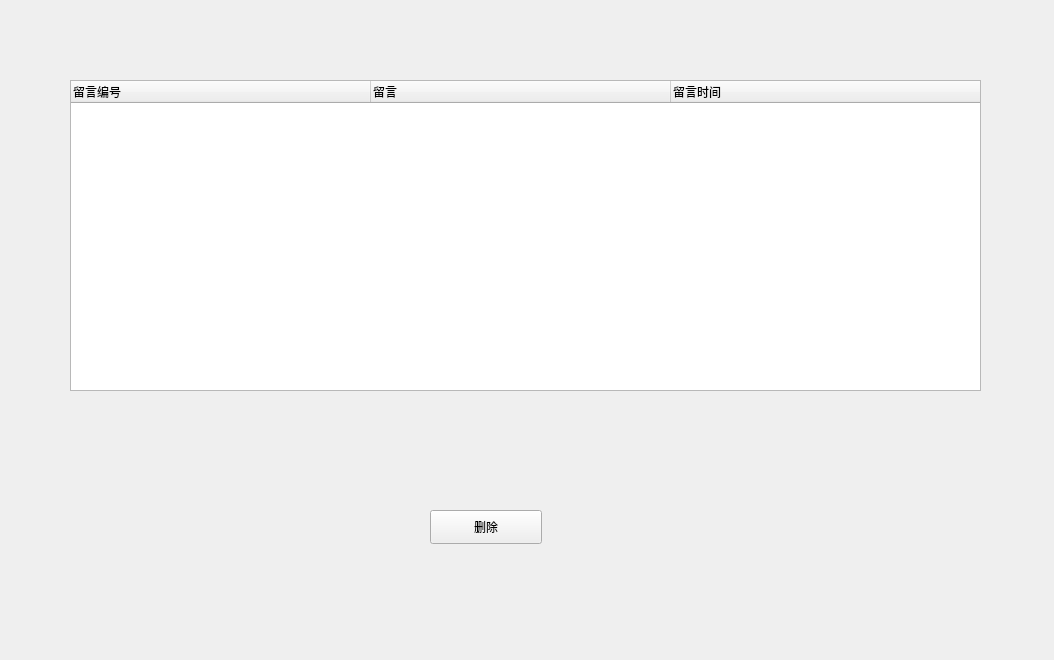
Before: the Qt Designer form Library/Library/MyMessage.ui in belowthetree/LibrarySystem, drawn with Qt 5.
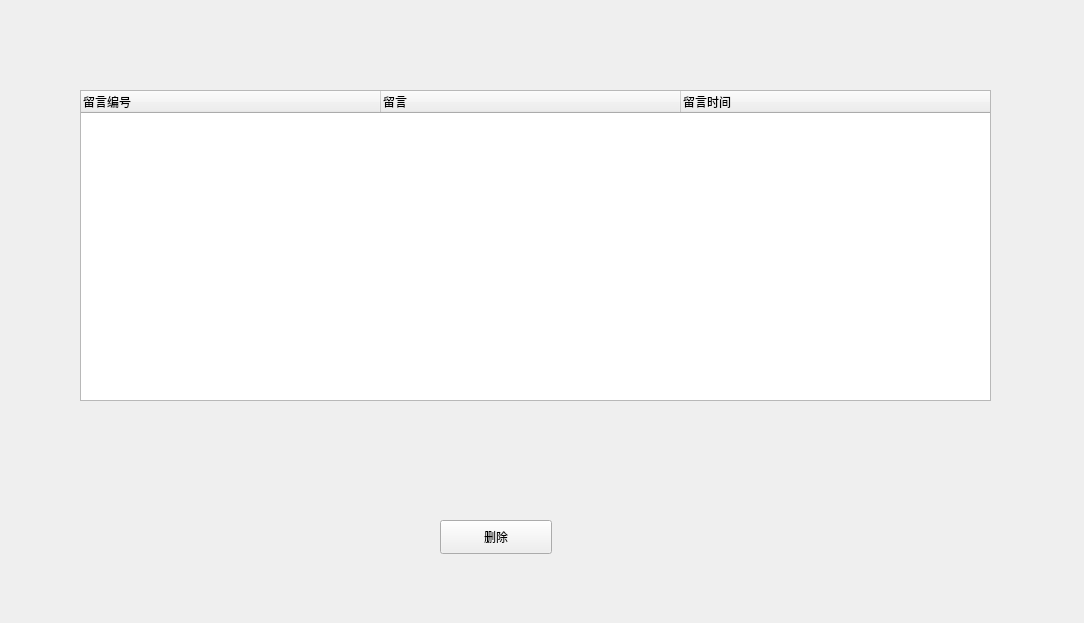
After: the same form once the commit is applied.

```diff
--- a/Library/Library/MyMessage.ui
+++ b/Library/Library/MyMessage.ui
@@ -6,8 +6,8 @@
    <rect>
     <x>0</x>
     <y>0</y>
-    <width>1054</width>
-    <height>660</height>
+    <width>1084</width>
+    <height>623</height>
    </rect>
   </property>
   <property name="windowTitle">
@@ -16,8 +16,8 @@
   <widget class="QTreeWidget" name="treeWidget">
    <property name="geometry">
     <rect>
-     <x>70</x>
-     <y>80</y>
+     <x>80</x>
+     <y>90</y>
      <width>911</width>
      <height>311</height>
     </rect>
@@ -44,8 +44,8 @@
   <widget class="QPushButton" name="pushButton">
    <property name="geometry">
     <rect>
-     <x>430</x>
-     <y>510</y>
+     <x>440</x>
+     <y>520</y>
      <width>112</width>
      <height>34</height>
     </rect>
@@ -55,6 +55,7 @@
    </property>
   </widget>
  </widget>
+ <layoutdefault spacing="6" margin="11"/>
  <resources/>
  <connections/>
 </ui>
```
